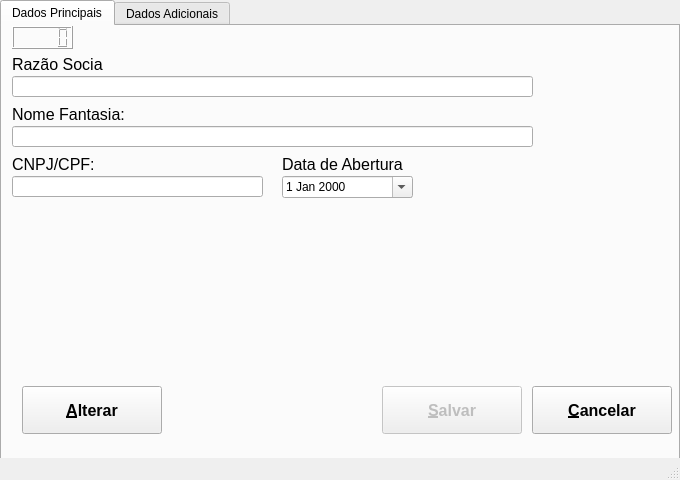
The window that ui/CadEmpresa.ui (Locked666/My-Finance-QtDesigner) describes before a commit, drawn with Qt 5.
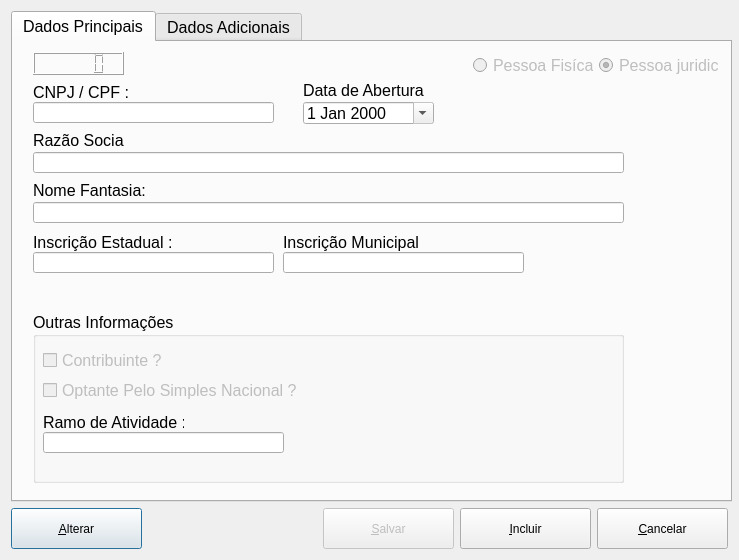
The same window after the commit.

```diff
--- a/ui/CadEmpresa.ui
+++ b/ui/CadEmpresa.ui
@@ -1,321 +1,885 @@
 <?xml version="1.0" encoding="UTF-8"?>
 <ui version="4.0">
  <class>CadEmpresa</class>
- <widget class="QMainWindow" name="CadEmpresa">
+ <widget class="QDialog" name="CadEmpresa">
   <property name="geometry">
    <rect>
     <x>0</x>
     <y>0</y>
-    <width>680</width>
-    <height>480</height>
+    <width>739</width>
+    <height>558</height>
    </rect>
   </property>
   <property name="minimumSize">
    <size>
-    <width>680</width>
-    <height>480</height>
+    <width>726</width>
+    <height>0</height>
    </size>
   </property>
   <property name="maximumSize">
    <size>
-    <width>680</width>
-    <height>480</height>
+    <width>739</width>
+    <height>601</height>
    </size>
   </property>
   <property name="windowTitle">
    <string>Cadastro da Empresa</string>
   </property>
-  <widget class="QWidget" name="centralwidget">
-   <widget class="QTabWidget" name="tabWidget">
-    <property name="geometry">
-     <rect>
-      <x>0</x>
-      <y>0</y>
-      <width>680</width>
-      <height>480</height>
-     </rect>
-    </property>
-    <property name="font">
-     <font>
-      <stylestrategy>PreferAntialias</stylestrategy>
-     </font>
-    </property>
-    <property name="toolTip">
-     <string notr="true"/>
-    </property>
-    <property name="currentIndex">
-     <number>0</number>
-    </property>
-    <widget class="QWidget" name="DdPrincipais">
-     <attribute name="title">
-      <string>Dados Principais</string>
-     </attribute>
-     <widget class="QLineEdit" name="txt_razao_social">
-      <property name="geometry">
-       <rect>
-        <x>10</x>
-        <y>50</y>
-        <width>521</width>
-        <height>21</height>
-       </rect>
-      </property>
-      <property name="font">
-       <font>
-        <family>Segoe UI</family>
-        <pointsize>12</pointsize>
-        <stylestrategy>NoAntialias</stylestrategy>
-       </font>
-      </property>
+  <layout class="QVBoxLayout" name="verticalLayout">
+   <item>
+    <widget class="QTabWidget" name="tabWidget">
+     <property name="minimumSize">
+      <size>
+       <width>721</width>
+       <height>491</height>
+      </size>
+     </property>
+     <property name="maximumSize">
+      <size>
+       <width>721</width>
+       <height>491</height>
+      </size>
+     </property>
+     <property name="font">
+      <font>
+       <family>Segoe UI</family>
+       <pointsize>12</pointsize>
+      </font>
+     </property>
+     <property name="cursor">
+      <cursorShape>PointingHandCursor</cursorShape>
+     </property>
+     <property name="contextMenuPolicy">
+      <enum>Qt::DefaultContextMenu</enum>
+     </property>
+     <property name="acceptDrops">
+      <bool>false</bool>
+     </property>
+     <property name="styleSheet">
+      <string notr="true">font: 12pt &quot;Segoe UI&quot;;</string>
+     </property>
+     <property name="currentIndex">
+      <number>0</number>
+     </property>
+     <widget class="QWidget" name="DdPrincipais">
+      <attribute name="title">
+       <string>Dados Principais</string>
+      </attribute>
+      <widget class="QLCDNumber" name="lcd_id">
+       <property name="geometry">
+        <rect>
+         <x>20</x>
+         <y>10</y>
+         <width>91</width>
+         <height>23</height>
+        </rect>
+       </property>
+      </widget>
+      <widget class="QLabel" name="label_10">
+       <property name="geometry">
+        <rect>
+         <x>20</x>
+         <y>140</y>
+         <width>121</width>
+         <height>16</height>
+        </rect>
+       </property>
+       <property name="font">
+        <font>
+         <family>Segoe UI</family>
+         <pointsize>12</pointsize>
+        </font>
+       </property>
+       <property name="text">
+        <string>Nome Fantasia:</string>
+       </property>
+      </widget>
+      <widget class="QLineEdit" name="text_nome_fantasia">
+       <property name="geometry">
+        <rect>
+         <x>20</x>
+         <y>160</y>
+         <width>591</width>
+         <height>21</height>
+        </rect>
+       </property>
+       <property name="font">
+        <font>
+         <family>Segoe UI</family>
+         <pointsize>12</pointsize>
+        </font>
+       </property>
+       <property name="text">
+        <string/>
+       </property>
+       <property name="readOnly">
+        <bool>true</bool>
+       </property>
+      </widget>
+      <widget class="QLineEdit" name="text_razao_social">
+       <property name="geometry">
+        <rect>
+         <x>20</x>
+         <y>110</y>
+         <width>591</width>
+         <height>21</height>
+        </rect>
+       </property>
+       <property name="font">
+        <font>
+         <family>Segoe UI</family>
+         <pointsize>12</pointsize>
+         <stylestrategy>NoAntialias</stylestrategy>
+        </font>
+       </property>
+       <property name="readOnly">
+        <bool>true</bool>
+       </property>
+      </widget>
+      <widget class="QLabel" name="label">
+       <property name="geometry">
+        <rect>
+         <x>20</x>
+         <y>90</y>
+         <width>91</width>
+         <height>16</height>
+        </rect>
+       </property>
+       <property name="font">
+        <font>
+         <family>Segoe UI</family>
+         <pointsize>12</pointsize>
+        </font>
+       </property>
+       <property name="text">
+        <string>Razão Social:</string>
+       </property>
+      </widget>
+      <widget class="QDateEdit" name="Dt_abertura">
+       <property name="geometry">
+        <rect>
+         <x>290</x>
+         <y>60</y>
+         <width>131</width>
+         <height>22</height>
+        </rect>
+       </property>
+       <property name="readOnly">
+        <bool>true</bool>
+       </property>
+       <property name="calendarPopup">
+        <bool>true</bool>
+       </property>
+      </widget>
+      <widget class="QLabel" name="label_15">
+       <property name="geometry">
+        <rect>
+         <x>290</x>
+         <y>40</y>
+         <width>121</width>
+         <height>16</height>
+        </rect>
+       </property>
+       <property name="font">
+        <font>
+         <family>Segoe UI</family>
+         <pointsize>12</pointsize>
+        </font>
+       </property>
+       <property name="text">
+        <string>Data de Abertura:</string>
+       </property>
+      </widget>
+      <widget class="QLabel" name="label_13">
+       <property name="geometry">
+        <rect>
+         <x>20</x>
+         <y>40</y>
+         <width>141</width>
+         <height>21</height>
+        </rect>
+       </property>
+       <property name="text">
+        <string>CNPJ / CPF :</string>
+       </property>
+      </widget>
+      <widget class="QLineEdit" name="text_cnpj">
+       <property name="geometry">
+        <rect>
+         <x>20</x>
+         <y>60</y>
+         <width>241</width>
+         <height>21</height>
+        </rect>
+       </property>
+       <property name="inputMask">
+        <string/>
+       </property>
+       <property name="text">
+        <string/>
+       </property>
+       <property name="cursorPosition">
+        <number>0</number>
+       </property>
+       <property name="readOnly">
+        <bool>true</bool>
+       </property>
+      </widget>
+      <widget class="QGroupBox" name="groupBox">
+       <property name="geometry">
+        <rect>
+         <x>20</x>
+         <y>270</y>
+         <width>591</width>
+         <height>171</height>
+        </rect>
+       </property>
+       <property name="title">
+        <string>Outras Informações</string>
+       </property>
+       <widget class="QCheckBox" name="check_contribuinte">
+        <property name="enabled">
+         <bool>false</bool>
+        </property>
+        <property name="geometry">
+         <rect>
+          <x>10</x>
+          <y>40</y>
+          <width>221</width>
+          <height>17</height>
+         </rect>
+        </property>
+        <property name="text">
+         <string>Contribuinte ?</string>
+        </property>
+        <property name="checked">
+         <bool>false</bool>
+        </property>
+       </widget>
+       <widget class="QCheckBox" name="check_optante">
+        <property name="enabled">
+         <bool>false</bool>
+        </property>
+        <property name="geometry">
+         <rect>
+          <x>10</x>
+          <y>70</y>
+          <width>281</width>
+          <height>17</height>
+         </rect>
+        </property>
+        <property name="text">
+         <string>Optante Pelo Simples Nacional ?</string>
+        </property>
+        <property name="checked">
+         <bool>false</bool>
+        </property>
+       </widget>
+       <widget class="QLineEdit" name="text_ramo">
+        <property name="geometry">
+         <rect>
+          <x>10</x>
+          <y>120</y>
+          <width>241</width>
+          <height>21</height>
+         </rect>
+        </property>
+        <property name="inputMask">
+         <string/>
+        </property>
+        <property name="text">
+         <string/>
+        </property>
+        <property name="cursorPosition">
+         <number>0</number>
+        </property>
+        <property name="readOnly">
+         <bool>true</bool>
+        </property>
+       </widget>
+       <widget class="QLabel" name="label_17">
+        <property name="geometry">
+         <rect>
+          <x>10</x>
+          <y>100</y>
+          <width>141</width>
+          <height>21</height>
+         </rect>
+        </property>
+        <property name="text">
+         <string>Ramo de Atividade :</string>
+        </property>
+       </widget>
+      </widget>
+      <widget class="QLineEdit" name="text_IE">
+       <property name="geometry">
+        <rect>
+         <x>20</x>
+         <y>210</y>
+         <width>241</width>
+         <height>21</height>
+        </rect>
+       </property>
+       <property name="inputMask">
+        <string/>
+       </property>
+       <property name="text">
+        <string/>
+       </property>
+       <property name="cursorPosition">
+        <number>0</number>
+       </property>
+       <property name="readOnly">
+        <bool>true</bool>
+       </property>
+      </widget>
+      <widget class="QLabel" name="label_14">
+       <property name="geometry">
+        <rect>
+         <x>20</x>
+         <y>190</y>
+         <width>141</width>
+         <height>21</height>
+        </rect>
+       </property>
+       <property name="text">
+        <string>Inscrição Estadual :</string>
+       </property>
+      </widget>
+      <widget class="QLineEdit" name="text_IM">
+       <property name="geometry">
+        <rect>
+         <x>270</x>
+         <y>210</y>
+         <width>241</width>
+         <height>21</height>
+        </rect>
+       </property>
+       <property name="inputMask">
+        <string/>
+       </property>
+       <property name="text">
+        <string/>
+       </property>
+       <property name="cursorPosition">
+        <number>0</number>
+       </property>
+       <property name="readOnly">
+        <bool>true</bool>
+       </property>
+      </widget>
+      <widget class="QLabel" name="label_16">
+       <property name="geometry">
+        <rect>
+         <x>270</x>
+         <y>190</y>
+         <width>141</width>
+         <height>21</height>
+        </rect>
+       </property>
+       <property name="text">
+        <string>Inscrição Municipal :</string>
+       </property>
+      </widget>
+      <widget class="QWidget" name="">
+       <property name="geometry">
+        <rect>
+         <x>460</x>
+         <y>10</y>
+         <width>245</width>
+         <height>27</height>
+        </rect>
+       </property>
+       <layout class="QHBoxLayout" name="horizontalLayout_2">
+        <item>
+         <widget class="QRadioButton" name="radio_fisica">
+          <property name="enabled">
+           <bool>false</bool>
+          </property>
+          <property name="text">
+           <string>Pessoa Fisíca</string>
+          </property>
+         </widget>
+        </item>
+        <item>
+         <widget class="QRadioButton" name="radio_juridirica">
+          <property name="enabled">
+           <bool>false</bool>
+          </property>
+          <property name="text">
+           <string>Pessoa juridica</string>
+          </property>
+          <property name="checked">
+           <bool>true</bool>
+          </property>
+         </widget>
+        </item>
+       </layout>
+      </widget>
      </widget>
-     <widget class="QLabel" name="label">
-      <property name="geometry">
-       <rect>
-        <x>10</x>
-        <y>30</y>
-        <width>91</width>
-        <height>16</height>
-       </rect>
-      </property>
-      <property name="font">
-       <font>
-        <family>Segoe UI</family>
-        <pointsize>12</pointsize>
-       </font>
-      </property>
-      <property name="text">
-       <string>Razão Social:</string>
-      </property>
+     <widget class="QWidget" name="DdAdicionais">
+      <attribute name="title">
+       <string>Dados Adicionais</string>
+      </attribute>
+      <widget class="QLineEdit" name="text_complementar">
+       <property name="geometry">
+        <rect>
+         <x>320</x>
+         <y>70</y>
+         <width>321</width>
+         <height>21</height>
+        </rect>
+       </property>
+       <property name="readOnly">
+        <bool>true</bool>
+       </property>
+      </widget>
+      <widget class="QLineEdit" name="text_numero">
+       <property name="geometry">
+        <rect>
+         <x>520</x>
+         <y>30</y>
+         <width>121</width>
+         <height>21</height>
+        </rect>
+       </property>
+       <property name="readOnly">
+        <bool>true</bool>
+       </property>
+      </widget>
+      <widget class="QLineEdit" name="text_rua">
+       <property name="geometry">
+        <rect>
+         <x>10</x>
+         <y>30</y>
+         <width>501</width>
+         <height>21</height>
+        </rect>
+       </property>
+       <property name="readOnly">
+        <bool>true</bool>
+       </property>
+      </widget>
+      <widget class="QLabel" name="label_28">
+       <property name="geometry">
+        <rect>
+         <x>320</x>
+         <y>50</y>
+         <width>211</width>
+         <height>21</height>
+        </rect>
+       </property>
+       <property name="text">
+        <string>Dados Complementares :</string>
+       </property>
+      </widget>
+      <widget class="QLineEdit" name="text_cep">
+       <property name="geometry">
+        <rect>
+         <x>10</x>
+         <y>120</y>
+         <width>161</width>
+         <height>21</height>
+        </rect>
+       </property>
+       <property name="inputMask">
+        <string>#####-###</string>
+       </property>
+       <property name="readOnly">
+        <bool>true</bool>
+       </property>
+      </widget>
+      <widget class="QLineEdit" name="text_bairro">
+       <property name="geometry">
+        <rect>
+         <x>10</x>
+         <y>70</y>
+         <width>291</width>
+         <height>21</height>
+        </rect>
+       </property>
+       <property name="readOnly">
+        <bool>true</bool>
+       </property>
+      </widget>
+      <widget class="QLineEdit" name="text_telefone">
+       <property name="geometry">
+        <rect>
+         <x>460</x>
+         <y>180</y>
+         <width>181</width>
+         <height>21</height>
+        </rect>
+       </property>
+       <property name="inputMask">
+        <string>(##) ####-####</string>
+       </property>
+       <property name="text">
+        <string>() ------</string>
+       </property>
+       <property name="maxLength">
+        <number>14</number>
+       </property>
+       <property name="readOnly">
+        <bool>true</bool>
+       </property>
+       <property name="cursorMoveStyle">
+        <enum>Qt::VisualMoveStyle</enum>
+       </property>
+      </widget>
+      <widget class="QPlainTextEdit" name="plain_text">
+       <property name="geometry">
+        <rect>
+         <x>370</x>
+         <y>230</y>
+         <width>271</width>
+         <height>131</height>
+        </rect>
+       </property>
+       <property name="readOnly">
+        <bool>true</bool>
+       </property>
+      </widget>
+      <widget class="QCheckBox" name="check_p_whats">
+       <property name="geometry">
+        <rect>
+         <x>210</x>
+         <y>180</y>
+         <width>151</width>
+         <height>17</height>
+        </rect>
+       </property>
+       <property name="text">
+        <string>Possui WhatsApp ?</string>
+       </property>
+       <property name="checked">
+        <bool>false</bool>
+       </property>
+      </widget>
+      <widget class="QLabel" name="label_29">
+       <property name="geometry">
+        <rect>
+         <x>520</x>
+         <y>10</y>
+         <width>141</width>
+         <height>21</height>
+        </rect>
+       </property>
+       <property name="text">
+        <string>N º :</string>
+       </property>
+      </widget>
+      <widget class="QLineEdit" name="text_email">
+       <property name="geometry">
+        <rect>
+         <x>10</x>
+         <y>230</y>
+         <width>351</width>
+         <height>21</height>
+        </rect>
+       </property>
+       <property name="inputMask">
+        <string/>
+       </property>
+       <property name="readOnly">
+        <bool>true</bool>
+       </property>
+      </widget>
+      <widget class="QLabel" name="label_30">
+       <property name="geometry">
+        <rect>
+         <x>490</x>
+         <y>100</y>
+         <width>141</width>
+         <height>21</height>
+        </rect>
+       </property>
+       <property name="text">
+        <string>UF :</string>
+       </property>
+      </widget>
+      <widget class="QLabel" name="label_31">
+       <property name="geometry">
+        <rect>
+         <x>10</x>
+         <y>160</y>
+         <width>131</width>
+         <height>16</height>
+        </rect>
+       </property>
+       <property name="text">
+        <string>Celular:</string>
+       </property>
+      </widget>
+      <widget class="QLabel" name="label_12">
+       <property name="geometry">
+        <rect>
+         <x>10</x>
+         <y>10</y>
+         <width>141</width>
+         <height>21</height>
+        </rect>
+       </property>
+       <property name="text">
+        <string>Rua :</string>
+       </property>
+      </widget>
+      <widget class="QLabel" name="label_32">
+       <property name="geometry">
+        <rect>
+         <x>370</x>
+         <y>210</y>
+         <width>131</width>
+         <height>16</height>
+        </rect>
+       </property>
+       <property name="text">
+        <string>Observação :</string>
+       </property>
+      </widget>
+      <widget class="QLineEdit" name="text_uf">
+       <property name="geometry">
+        <rect>
+         <x>490</x>
+         <y>120</y>
+         <width>151</width>
+         <height>21</height>
+        </rect>
+       </property>
+       <property name="inputMethodHints">
+        <set>Qt::ImhNoAutoUppercase</set>
+       </property>
+       <property name="maxLength">
+        <number>2</number>
+       </property>
+       <property name="readOnly">
+        <bool>true</bool>
+       </property>
+      </widget>
+      <widget class="QLineEdit" name="text_cidade">
+       <property name="geometry">
+        <rect>
+         <x>190</x>
+         <y>120</y>
+         <width>291</width>
+         <height>21</height>
+        </rect>
+       </property>
+       <property name="readOnly">
+        <bool>true</bool>
+       </property>
+      </widget>
+      <widget class="QLineEdit" name="text_celular">
+       <property name="geometry">
+        <rect>
+         <x>10</x>
+         <y>180</y>
+         <width>181</width>
+         <height>21</height>
+        </rect>
+       </property>
+       <property name="inputMask">
+        <string>(##) #####-####</string>
+       </property>
+       <property name="text">
+        <string>() ------</string>
+       </property>
+       <property name="maxLength">
+        <number>15</number>
+       </property>
+       <property name="readOnly">
+        <bool>true</bool>
+       </property>
+       <property name="cursorMoveStyle">
+        <enum>Qt::VisualMoveStyle</enum>
+       </property>
+      </widget>
+      <widget class="QLabel" name="label_33">
+       <property name="geometry">
+        <rect>
+         <x>10</x>
+         <y>50</y>
+         <width>141</width>
+         <height>21</height>
+        </rect>
+       </property>
+       <property name="text">
+        <string>Bairro :</string>
+       </property>
+      </widget>
+      <widget class="QLabel" name="label_34">
+       <property name="geometry">
+        <rect>
+         <x>10</x>
+         <y>100</y>
+         <width>141</width>
+         <height>21</height>
+        </rect>
+       </property>
+       <property name="text">
+        <string>CEP :</string>
+       </property>
+      </widget>
+      <widget class="QLabel" name="label_35">
+       <property name="geometry">
+        <rect>
+         <x>10</x>
+         <y>210</y>
+         <width>131</width>
+         <height>16</height>
+        </rect>
+       </property>
+       <property name="text">
+        <string>E-mail :</string>
+       </property>
+      </widget>
+      <widget class="QLabel" name="label_36">
+       <property name="geometry">
+        <rect>
+         <x>460</x>
+         <y>160</y>
+         <width>131</width>
+         <height>16</height>
+        </rect>
+       </property>
+       <property name="text">
+        <string>Telefone :</string>
+       </property>
+      </widget>
+      <widget class="QLabel" name="label_37">
+       <property name="geometry">
+        <rect>
+         <x>190</x>
+         <y>100</y>
+         <width>141</width>
+         <height>21</height>
+        </rect>
+       </property>
+       <property name="text">
+        <string>Cidade:</string>
+       </property>
+      </widget>
      </widget>
-     <widget class="QLineEdit" name="txt_nome_fantasia">
-      <property name="geometry">
-       <rect>
-        <x>10</x>
-        <y>100</y>
-        <width>521</width>
-        <height>21</height>
-       </rect>
-      </property>
-      <property name="font">
-       <font>
-        <family>Segoe UI</family>
-        <pointsize>12</pointsize>
-       </font>
-      </property>
-      <property name="text">
-       <string/>
-      </property>
-     </widget>
-     <widget class="QLabel" name="label_3">
-      <property name="geometry">
-       <rect>
-        <x>10</x>
-        <y>80</y>
-        <width>121</width>
-        <height>16</height>
-       </rect>
-      </property>
-      <property name="font">
-       <font>
-        <family>Segoe UI</family>
-        <pointsize>12</pointsize>
-       </font>
-      </property>
-      <property name="text">
-       <string>Nome Fantasia:</string>
-      </property>
-     </widget>
-     <widget class="QLineEdit" name="txt_cnpj">
-      <property name="geometry">
-       <rect>
-        <x>10</x>
-        <y>150</y>
-        <width>251</width>
-        <height>21</height>
-       </rect>
-      </property>
-      <property name="font">
-       <font>
-        <family>Segoe UI</family>
-        <pointsize>12</pointsize>
-       </font>
-      </property>
-     </widget>
-     <widget class="QLabel" name="label_4">
-      <property name="geometry">
-       <rect>
-        <x>10</x>
-        <y>130</y>
-        <width>91</width>
-        <height>16</height>
-       </rect>
-      </property>
-      <property name="font">
-       <font>
-        <family>Segoe UI</family>
-        <pointsize>12</pointsize>
-       </font>
-      </property>
-      <property name="text">
-       <string>CNPJ/CPF:</string>
-      </property>
-     </widget>
-     <widget class="QLabel" name="label_5">
-      <property name="geometry">
-       <rect>
-        <x>280</x>
-        <y>130</y>
-        <width>121</width>
-        <height>16</height>
-       </rect>
-      </property>
-      <property name="font">
-       <font>
-        <family>Segoe UI</family>
-        <pointsize>12</pointsize>
-       </font>
-      </property>
-      <property name="text">
-       <string>Data de Abertura:</string>
-      </property>
-     </widget>
-     <widget class="QDateEdit" name="date_abertura">
-      <property name="geometry">
-       <rect>
-        <x>280</x>
-        <y>150</y>
-        <width>131</width>
-        <height>22</height>
-       </rect>
-      </property>
-      <property name="calendarPopup">
-       <bool>true</bool>
-      </property>
-     </widget>
-     <widget class="QPushButton" name="btn_salvar">
-      <property name="enabled">
-       <bool>false</bool>
-      </property>
-      <property name="geometry">
-       <rect>
-        <x>380</x>
-        <y>360</y>
-        <width>140</width>
-        <height>48</height>
-       </rect>
-      </property>
-      <property name="font">
-       <font>
-        <family>Segoe UI</family>
-        <pointsize>12</pointsize>
-        <weight>75</weight>
-        <italic>false</italic>
-        <bold>true</bold>
-        <underline>false</underline>
-       </font>
-      </property>
-      <property name="text">
-       <string>&amp;Salvar</string>
-      </property>
-      <property name="shortcut">
-       <string>Alt+S</string>
-      </property>
-     </widget>
-     <widget class="QPushButton" name="bt_cancelar">
-      <property name="enabled">
-       <bool>true</bool>
-      </property>
-      <property name="geometry">
-       <rect>
-        <x>530</x>
-        <y>360</y>
-        <width>140</width>
-        <height>48</height>
-       </rect>
-      </property>
-      <property name="font">
-       <font>
-        <family>Segoe UI</family>
-        <pointsize>12</pointsize>
-        <weight>75</weight>
-        <italic>false</italic>
-        <bold>true</bold>
-        <underline>false</underline>
-       </font>
-      </property>
-      <property name="toolTip">
-       <string notr="true" extracomment="ALT + C"/>
-      </property>
-      <property name="text">
-       <string>&amp;Cancelar</string>
-      </property>
-      <property name="shortcut">
-       <string>Alt+C</string>
-      </property>
-     </widget>
-     <widget class="QPushButton" name="btn_alterar">
-      <property name="geometry">
-       <rect>
-        <x>20</x>
-        <y>360</y>
-        <width>140</width>
-        <height>48</height>
-       </rect>
-      </property>
-      <property name="font">
-       <font>
-        <family>Segoe UI</family>
-        <pointsize>12</pointsize>
-        <weight>75</weight>
-        <italic>false</italic>
-        <bold>true</bold>
-        <underline>false</underline>
-       </font>
-      </property>
-      <property name="toolTip">
-       <string extracomment="ALT + E"/>
-      </property>
-      <property name="toolTipDuration">
-       <number>5</number>
-      </property>
-      <property name="text">
-       <string>&amp;Alterar</string>
-      </property>
-      <property name="shortcut">
-       <string>Ctrl+A</string>
-      </property>
-     </widget>
-     <widget class="QLCDNumber" name="lcd_id">
-      <property name="geometry">
-       <rect>
-        <x>10</x>
-        <y>0</y>
-        <width>61</width>
-        <height>23</height>
-       </rect>
-      </property>
-      <property name="intValue" stdset="0">
-       <number>0</number>
-      </property>
-     </widget>
     </widget>
-    <widget class="QWidget" name="DdAdicionais">
-     <attribute name="title">
-      <string>Dados Adicionais</string>
-     </attribute>
-    </widget>
-   </widget>
-  </widget>
-  <widget class="QMenuBar" name="menubar">
-   <property name="geometry">
-    <rect>
-     <x>0</x>
-     <y>0</y>
-     <width>680</width>
-     <height>21</height>
-    </rect>
-   </property>
-  </widget>
-  <widget class="QStatusBar" name="statusbar"/>
+   </item>
+   <item>
+    <layout class="QHBoxLayout" name="horizontalLayout">
+     <item>
+      <widget class="QPushButton" name="bnt_alterar">
+       <property name="minimumSize">
+        <size>
+         <width>131</width>
+         <height>41</height>
+        </size>
+       </property>
+       <property name="maximumSize">
+        <size>
+         <width>131</width>
+         <height>41</height>
+        </size>
+       </property>
+       <property name="text">
+        <string>&amp;Alterar</string>
+       </property>
+      </widget>
+     </item>
+     <item>
+      <spacer name="horizontalSpacer">
+       <property name="orientation">
+        <enum>Qt::Horizontal</enum>
+       </property>
+       <property name="sizeHint" stdset="0">
+        <size>
+         <width>148</width>
+         <height>20</height>
+        </size>
+       </property>
+      </spacer>
+     </item>
+     <item>
+      <widget class="QPushButton" name="bnt_salvar">
+       <property name="enabled">
+        <bool>false</bool>
+       </property>
+       <property name="minimumSize">
+        <size>
+         <width>131</width>
+         <height>41</height>
+        </size>
+       </property>
+       <property name="maximumSize">
+        <size>
+         <width>131</width>
+         <height>41</height>
+        </size>
+       </property>
+       <property name="text">
+        <string>&amp;Salvar</string>
+       </property>
+       <property name="shortcut">
+        <string/>
+       </property>
+      </widget>
+     </item>
+     <item>
+      <widget class="QPushButton" name="bnt_adicionar">
+       <property name="enabled">
+        <bool>true</bool>
+       </property>
+       <property name="minimumSize">
+        <size>
+         <width>131</width>
+         <height>41</height>
+        </size>
+       </property>
+       <property name="maximumSize">
+        <size>
+         <width>131</width>
+         <height>41</height>
+        </size>
+       </property>
+       <property name="text">
+        <string>&amp;Incluir</string>
+       </property>
+       <property name="shortcut">
+        <string>Alt+I</string>
+       </property>
+      </widget>
+     </item>
+     <item>
+      <widget class="QPushButton" name="bnt_cancelar">
+       <property name="minimumSize">
+        <size>
+         <width>131</width>
+         <height>41</height>
+        </size>
+       </property>
+       <property name="maximumSize">
+        <size>
+         <width>131</width>
+         <height>41</height>
+        </size>
+       </property>
+       <property name="text">
+        <string>&amp;Cancelar</string>
+       </property>
+       <property name="shortcut">
+        <string>Alt+C</string>
+       </property>
+       <property name="checkable">
+        <bool>false</bool>
+       </property>
+       <property name="checked">
+        <bool>false</bool>
+       </property>
+       <property name="autoRepeat">
+        <bool>false</bool>
+       </property>
+      </widget>
+     </item>
+    </layout>
+   </item>
+  </layout>
  </widget>
  <resources/>
  <connections/>
```
